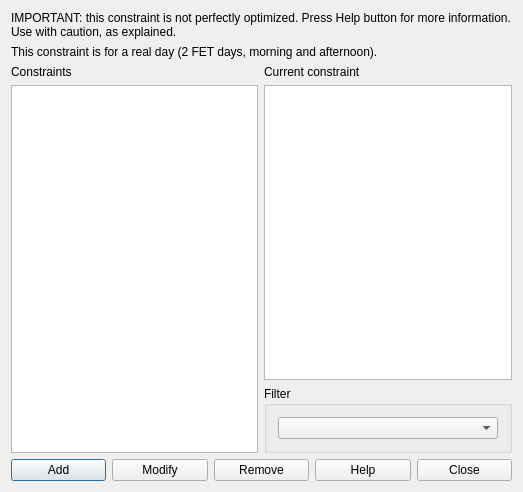
First picture: the form in fet/src/interface/constraintteachermaxgapsperrealdayform_template.ui, repository vonmecheln/fet, before the edit.
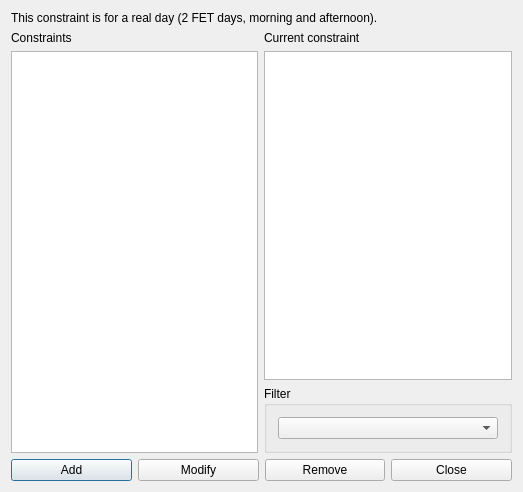
Second picture: the form after the edit.

What changed in the file:
```diff
--- a/fet/src/interface/constraintteachermaxgapsperrealdayform_template.ui
+++ b/fet/src/interface/constraintteachermaxgapsperrealdayform_template.ui
@@ -14,39 +14,19 @@
    <string extracomment="This is the title of the dialog in which you see the list of all constraints of this type">Constraints teacher max gaps per real day</string>
   </property>
   <layout class="QGridLayout" name="gridLayout_2">
-   <item row="0" column="0" colspan="2">
-    <widget class="QLabel" name="label">
-     <property name="sizePolicy">
-      <sizepolicy hsizetype="Minimum" vsizetype="Minimum">
-       <horstretch>0</horstretch>
-       <verstretch>0</verstretch>
-      </sizepolicy>
+   <item row="2" column="1">
+    <widget class="QGroupBox" name="filterGroupBox">
+     <property name="title">
+      <string>Filter</string>
      </property>
-     <property name="text">
-      <string>IMPORTANT: this constraint is not perfectly optimized. Press Help button for more information. Use with caution, as explained.</string>
-     </property>
-     <property name="wordWrap">
-      <bool>true</bool>
-     </property>
+     <layout class="QGridLayout" name="gridLayout">
+      <item row="0" column="0">
+       <widget class="QComboBox" name="teachersComboBox"/>
+      </item>
+     </layout>
     </widget>
    </item>
-   <item row="1" column="0" colspan="2">
-    <widget class="QLabel" name="label_2">
-     <property name="sizePolicy">
-      <sizepolicy hsizetype="Minimum" vsizetype="Minimum">
-       <horstretch>0</horstretch>
-       <verstretch>0</verstretch>
-      </sizepolicy>
-     </property>
-     <property name="text">
-      <string>This constraint is for a real day (2 FET days, morning and afternoon).</string>
-     </property>
-     <property name="wordWrap">
-      <bool>true</bool>
-     </property>
-    </widget>
-   </item>
-   <item row="2" column="0" rowspan="2">
+   <item row="1" column="0" rowspan="2">
     <layout class="QVBoxLayout" name="verticalLayout_2">
      <item>
       <widget class="QLabel" name="constraintsTextLabel">
@@ -69,7 +49,7 @@
      </item>
     </layout>
    </item>
-   <item row="2" column="1">
+   <item row="1" column="1">
     <layout class="QVBoxLayout" name="verticalLayout">
      <item>
       <widget class="QLabel" name="currentConstraintTextLabel">
@@ -86,19 +66,23 @@
      </item>
     </layout>
    </item>
-   <item row="3" column="1">
-    <widget class="QGroupBox" name="filterGroupBox">
-     <property name="title">
-      <string>Filter</string>
+   <item row="0" column="0" colspan="2">
+    <widget class="QLabel" name="label_2">
+     <property name="sizePolicy">
+      <sizepolicy hsizetype="Minimum" vsizetype="Minimum">
+       <horstretch>0</horstretch>
+       <verstretch>0</verstretch>
+      </sizepolicy>
      </property>
-     <layout class="QGridLayout" name="gridLayout">
-      <item row="0" column="0">
-       <widget class="QComboBox" name="teachersComboBox"/>
-      </item>
-     </layout>
+     <property name="text">
+      <string>This constraint is for a real day (2 FET days, morning and afternoon).</string>
+     </property>
+     <property name="wordWrap">
+      <bool>true</bool>
+     </property>
     </widget>
    </item>
-   <item row="4" column="0" colspan="2">
+   <item row="3" column="0" colspan="2">
     <layout class="QHBoxLayout" name="horizontalLayout">
      <item>
       <widget class="QPushButton" name="addConstraintPushButton">
@@ -121,13 +105,6 @@
        </property>
       </widget>
      </item>
-     <item>
-      <widget class="QPushButton" name="helpPushButton">
-       <property name="text">
-        <string>Help</string>
-       </property>
-      </widget>
-     </item>
      <item>
       <widget class="QPushButton" name="closePushButton">
        <property name="text">
```
